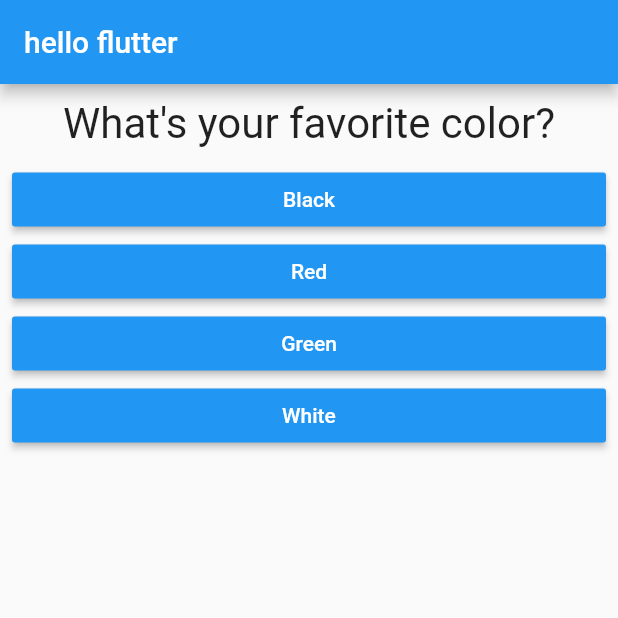
After one commit to hoseinABH/flutter_first_app, a Flutter app: the screen it shows after launch, on a phone screen of 412 x 824 dp, the top half of it. The commit adds this screen. Run offline on Flutter 3.47's test engine with Material 2 defaults, Android fonts, the phone set to English and light mode, and no system bars.

Commit message:
split main widget into seperate widget

```diff
--- a/lib/main.dart
+++ b/lib/main.dart
@@ -1,7 +1,7 @@
 // ignore_for_file: deprecated_member_use, prefer_const_constructors
 
-import 'package:first_app/answer.dart';
-import 'package:first_app/question.dart';
+import 'package:first_app/quiz.dart';
+import 'package:first_app/result.dart';
 import 'package:flutter/material.dart';
 
 void main() {
@@ -16,7 +16,7 @@ class MyApp extends StatefulWidget {
 }
 
 class _MyAppState extends State<MyApp> {
-  final questions = const [
+  final _questions = const [
     {
       'questionText': 'What\'s your favorite color?',
       'answers': ['Black', 'Red', 'Green', 'White'],
@@ -33,11 +33,17 @@ class _MyAppState extends State<MyApp> {
   var _questionIndex = 0;
 
   void _answerQuestion(int id) {
-    if (_questionIndex < questions.length) {
+    if (_questionIndex < _questions.length) {
       setState(() {
         _questionIndex = _questionIndex + 1;
       });
     }
+  }
+
+  void _retryQuiz() {
+    setState(() {
+      _questionIndex = 0;
+    });
   }
 
   @override
@@ -49,33 +55,11 @@ class _MyAppState extends State<MyApp> {
                 'hello flutter',
               ),
             ),
-            body: _questionIndex < 3
-                ? Column(
-                    children: <Widget>[
-                      Question(
-                          questions[_questionIndex]['questionText'] as String),
-                      ...(questions[_questionIndex]['answers'] as List<String>)
-                          .map((answer) {
-                        return Answer(_answerQuestion, answer);
-                      }).toList(),
-                    ],
-                  )
-                : Container(
-                    alignment: Alignment.center,
-                    margin: EdgeInsets.only(top: 36),
-                    child: Column(
-                      children: [
-                        Text('you did it'),
-                        RaisedButton(
-                          onPressed: () => setState(() {
-                            _questionIndex = 0;
-                          }),
-                          child: Text('Try again'),
-                          color: Colors.blue,
-                          textColor: Colors.white,
-                        )
-                      ],
-                    ),
-                  )));
+            body: _questionIndex < _questions.length
+                ? Quiz(
+                    answerQuestion: _answerQuestion,
+                    questions: _questions,
+                    questionIndex: _questionIndex)
+                : Result(_retryQuiz)));
   }
 }
--- /dev/null
+++ b/lib/quiz.dart
@@ -0,0 +1,25 @@
+import 'package:first_app/answer.dart';
+import 'package:first_app/question.dart';
+import 'package:flutter/material.dart';
+
+class Quiz extends StatelessWidget {
+  final List<Map<String, Object>> questions;
+  final int questionIndex;
+  final Function answerQuestion;
+  Quiz(
+      {required this.answerQuestion,
+      required this.questions,
+      required this.questionIndex});
+
+  @override
+  Widget build(BuildContext context) {
+    return Column(
+      children: <Widget>[
+        Question(questions[questionIndex]['questionText'] as String),
+        ...(questions[questionIndex]['answers'] as List<String>).map((answer) {
+          return Answer(answerQuestion, answer);
+        }).toList(),
+      ],
+    );
+  }
+}
```
Also changed, not shown: lib/result.dart (added, +24 -0 lines).
